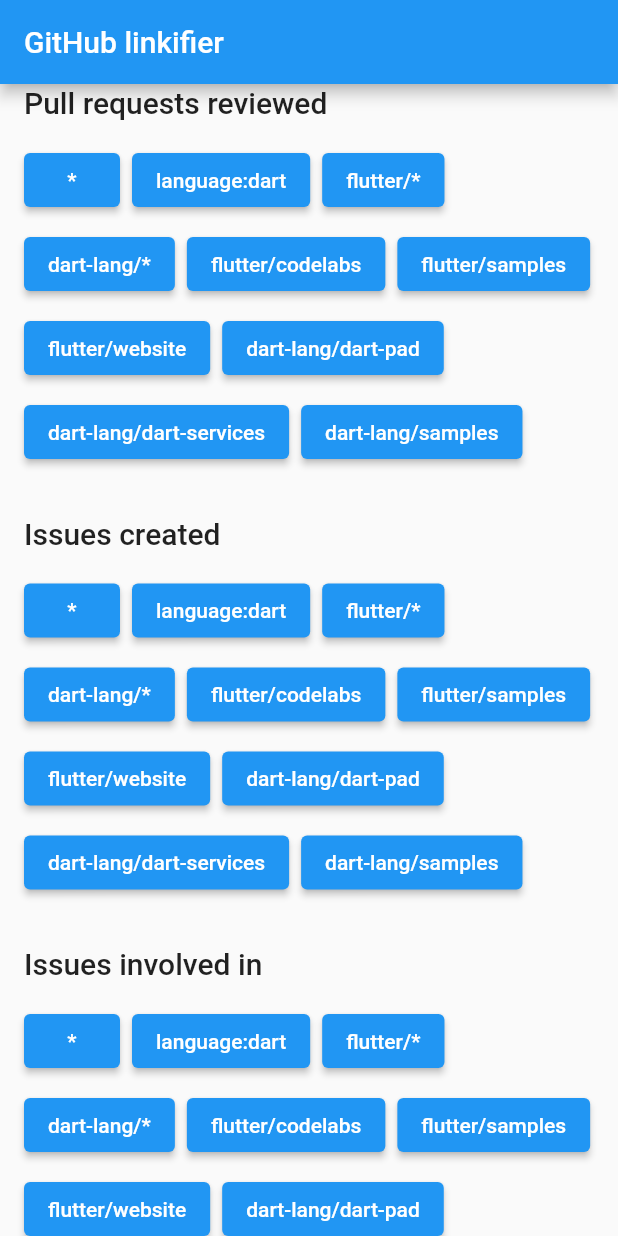
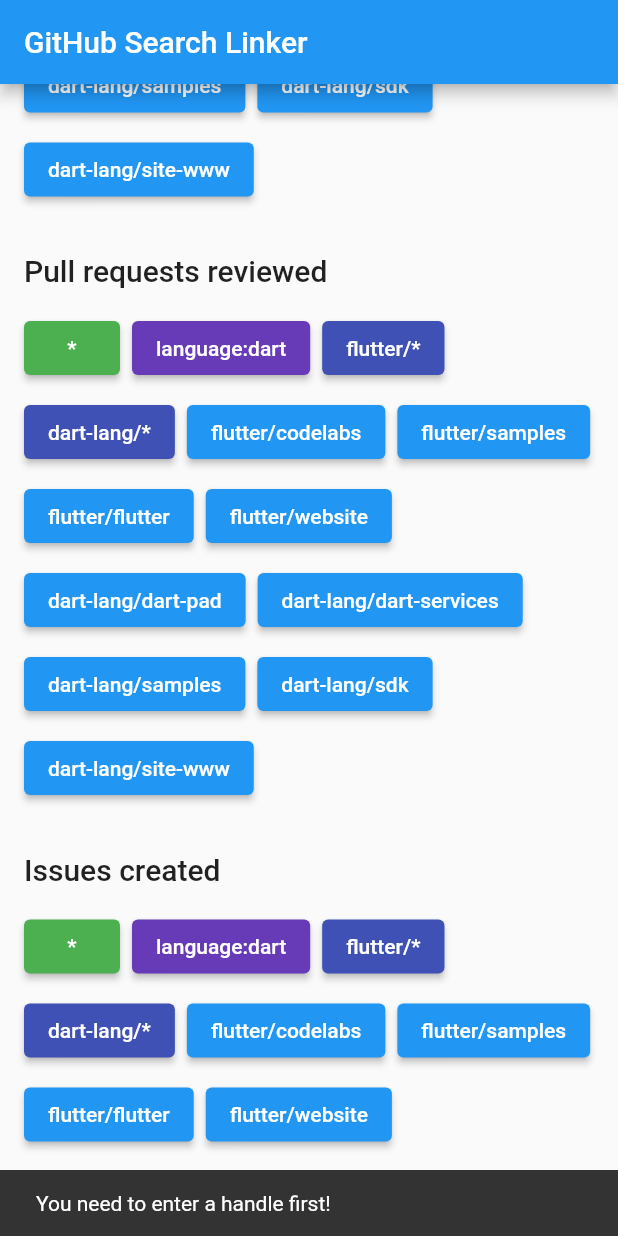
Before and after one commit to RedBrogdon/github_linker, a Flutter app: the screen it shows after launch, scrolled down 576 dp, after a tap on "dart-lang/samples", on a phone screen of 412 x 824 dp. Run offline on Flutter 3.47's test engine with Material 2 defaults, Android fonts, the phone set to English and light mode, and no system bars; our stand-ins replace shared_preferences.

Commit message:
Tweaking buttons and such

```diff
--- a/lib/main.dart
+++ b/lib/main.dart
@@ -6,7 +6,7 @@
 void main() {
   runApp(
     MaterialApp(
-      title: 'Flutter Demo',
+      title: 'GitHub search linker',
       home: GitHubLinksScreen(),
     ),
   );
@@ -44,19 +44,31 @@
     await prefs.setString('handle', handle);
   }
 
-  Future<void> _open(String url) async {
+  Future<void> _checkAndOpen(BuildContext context, String url) async {
+    if (_handleController.text.isEmpty) {
+      ScaffoldMessenger.of(context).showSnackBar(SnackBar(
+        content: Text('You need to enter a handle first!'),
+      ));
+    } else {
       if (await launcher.canLaunch(url)) {
         await launcher.launch(url);
+      } else {
+        ScaffoldMessenger.of(context).showSnackBar(SnackBar(
+          content: Text('Could not open link! :('),
+        ));
+      }
     }
   }
 
   List<Widget> _buildButtonSection(
-      String title, TextTheme textTheme, UrlBuilder buildUrl) {
+      String title, BuildContext context, UrlBuilder buildUrl) {
+    final theme = Theme.of(context);
+
     return [
       SizedBox(height: 32),
       Text(
         title,
-        style: textTheme.headline6,
+        style: theme.textTheme.headline6,
       ),
       SizedBox(height: 16),
       Wrap(
@@ -65,62 +77,96 @@
         children: [
           ElevatedButton(
             child: Text('*'),
-            onPressed: () =>
-                _open(buildUrl(_handleController.text, _startDate, _endDate)),
+            style: ElevatedButton.styleFrom(primary: Colors.green),
+            onPressed: () => _checkAndOpen(context,
+                buildUrl(_handleController.text, _startDate, _endDate)),
           ),
           ElevatedButton(
             child: Text('language:dart'),
-            onPressed: () => _open(buildUrl(
-                _handleController.text, _startDate, _endDate,
+            style: ElevatedButton.styleFrom(primary: Colors.deepPurple),
+            onPressed: () => _checkAndOpen(
+                context,
+                buildUrl(_handleController.text, _startDate, _endDate,
                     language: 'dart')),
           ),
           ElevatedButton(
             child: Text('flutter/*'),
-            onPressed: () => _open(buildUrl(
-                _handleController.text, _startDate, _endDate,
+            style: ElevatedButton.styleFrom(primary: Colors.indigo),
+            onPressed: () => _checkAndOpen(
+                context,
+                buildUrl(_handleController.text, _startDate, _endDate,
                     user: 'flutter')),
           ),
           ElevatedButton(
             child: Text('dart-lang/*'),
-            onPressed: () => _open(buildUrl(
-                _handleController.text, _startDate, _endDate,
+            style: ElevatedButton.styleFrom(primary: Colors.indigo),
+            onPressed: () => _checkAndOpen(
+                context,
+                buildUrl(_handleController.text, _startDate, _endDate,
                     user: 'dart-lang')),
           ),
           ElevatedButton(
             child: Text('flutter/codelabs'),
-            onPressed: () => _open(buildUrl(
-                _handleController.text, _startDate, _endDate,
+            onPressed: () => _checkAndOpen(
+                context,
+                buildUrl(_handleController.text, _startDate, _endDate,
                     user: 'flutter', repo: 'codelabs')),
           ),
           ElevatedButton(
             child: Text('flutter/samples'),
-            onPressed: () => _open(buildUrl(
-                _handleController.text, _startDate, _endDate,
+            onPressed: () => _checkAndOpen(
+                context,
+                buildUrl(_handleController.text, _startDate, _endDate,
                     user: 'flutter', repo: 'samples')),
           ),
           ElevatedButton(
+            child: Text('flutter/flutter'),
+            onPressed: () => _checkAndOpen(
+                context,
+                buildUrl(_handleController.text, _startDate, _endDate,
+                    user: 'flutter', repo: 'flutter')),
+          ),
+          ElevatedButton(
             child: Text('flutter/website'),
-            onPressed: () => _open(buildUrl(
-                _handleController.text, _startDate, _endDate,
+            onPressed: () => _checkAndOpen(
+                context,
+                buildUrl(_handleController.text, _startDate, _endDate,
                     user: 'flutter', repo: 'website')),
           ),
           ElevatedButton(
             child: Text('dart-lang/dart-pad'),
-            onPressed: () => _open(buildUrl(
-                _handleController.text, _startDate, _endDate,
+            onPressed: () => _checkAndOpen(
+                context,
+                buildUrl(_handleController.text, _startDate, _endDate,
                     user: 'dart-lang', repo: 'dart-pad')),
           ),
           ElevatedButton(
             child: Text('dart-lang/dart-services'),
-            onPressed: () => _open(buildUrl(
-                _handleController.text, _startDate, _endDate,
+            onPressed: () => _checkAndOpen(
+                context,
+                buildUrl(_handleController.text, _startDate, _endDate,
                     user: 'dart-lang', repo: 'dart-services')),
           ),
           ElevatedButton(
             child: Text('dart-lang/samples'),
-            onPressed: () => _open(buildUrl(
-                _handleController.text, _startDate, _endDate,
+            onPressed: () => _checkAndOpen(
+                context,
+                buildUrl(_handleController.text, _startDate, _endDate,
                     user: 'dart-lang', repo: 'samples')),
+          ),
+          ElevatedButton(
+            child: Text('dart-lang/sdk'),
+            onPressed: () => _checkAndOpen(
+                context,
+                buildUrl(_handleController.text, _startDate, _endDate,
+                    user: 'dart-lang', repo: 'sdk')),
+          ),
+          ElevatedButton(
+            child: Text('dart-lang/site-www'),
+            onPressed: () => _checkAndOpen(
+                context,
+                buildUrl(_handleController.text, _startDate, _endDate,
+                    user: 'dart-lang', repo: 'site-www')),
           ),
         ],
       ),
@@ -129,11 +175,11 @@
 
   @override
   Widget build(BuildContext context) {
-    final textTheme = Theme.of(context).textTheme;
+    final theme = Theme.of(context);
 
     return Scaffold(
       appBar: AppBar(
-        title: Text('GitHub linkifier'),
+        title: Text('GitHub Search Linker'),
       ),
       body: SingleChildScrollView(
         child: Padding(
@@ -143,7 +189,7 @@
             children: [
               Text(
                 'Your info',
-                style: textTheme.headline6,
+                style: theme.textTheme.headline6,
               ),
               SizedBox(height: 16),
               TextField(
@@ -170,7 +216,7 @@
                         padding: const EdgeInsets.all(8.0),
                         child: Text(
                           'Start date for perf:',
-                          style: textTheme.bodyText2?.makeBold(),
+                          style: theme.textTheme.bodyText2?.makeBold(),
                         ),
                       ),
                       Padding(
@@ -206,7 +252,7 @@
                         padding: const EdgeInsets.all(8.0),
                         child: Text(
                           'End date for perf:',
-                          style: textTheme.bodyText2?.makeBold(),
+                          style: theme.textTheme.bodyText2?.makeBold(),
                         ),
                       ),
                       Padding(
@@ -239,13 +285,13 @@
                 ],
               ),
               ..._buildButtonSection(
-                  'Pull requests merged', textTheme, UrlMaker.pullsMerged),
+                  'Pull requests merged', context, UrlMaker.pullsMerged),
               ..._buildButtonSection(
-                  'Pull requests reviewed', textTheme, UrlMaker.pullsReviewed),
+                  'Pull requests reviewed', context, UrlMaker.pullsReviewed),
               ..._buildButtonSection(
-                  'Issues created', textTheme, UrlMaker.issuesCreated),
+                  'Issues created', context, UrlMaker.issuesCreated),
               ..._buildButtonSection(
-                  'Issues involved in', textTheme, UrlMaker.issuesInvolved),
+                  'Issues involved in', context, UrlMaker.issuesInvolved),
             ],
           ),
         ),
@@ -267,6 +313,23 @@
   static final _formatter = DateFormat('yyyy-MM-dd');
   static const _base = 'https://github.com';
 
+  static String addCommonFilters(
+      String url, String? language, String? user, String? repo) {
+    final sb = StringBuffer(url);
+
+    if (user != null && repo != null) {
+      sb.write('repo%3A$user%2F$repo');
+    } else if (user != null) {
+      sb.write('user%3A$user');
+    }
+
+    if (language != null) {
+      sb.write('language%3A$language+)');
+    }
+
+    return sb.toString();
+  }
+
   static String pullsMerged(
     String handle,
     DateTime start,
@@ -275,21 +338,10 @@
     String? user,
     String? repo,
   }) {
-    String url = '$_base/pulls?q=is%3Apr+author%3A$handle+'
+    var url = '$_base/pulls?q=is%3Apr+author%3A$handle+'
         'merged%3A${_formatter.format(start)}..'
         '${_formatter.format(end)}+is%3Aclosed+';
-
-    if (user != null && repo != null) {
-      url += 'repo%3A$user%2F$repo';
-    } else if (user != null) {
-      url += 'user%3A$user';
-    }
-
-    if (language != null) {
-      url += 'language%3A$language+';
-    }
-
-    return url;
+    return addCommonFilters(url, language, user, repo);
   }
 
   static String pullsReviewed(
@@ -300,21 +352,10 @@
     String? user,
     String? repo,
   }) {
-    String url = '$_base/pulls?q=is%3Apr+reviewed-by%3A$handle+'
+    var url = '$_base/pulls?q=is%3Apr+reviewed-by%3A$handle+'
         'merged%3A${_formatter.format(start)}..'
         '${_formatter.format(end)}+is%3Aclosed+';
-
-    if (user != null && repo != null) {
-      url += 'repo%3A$user%2F$repo';
-    } else if (user != null) {
-      url += 'user%3A$user';
-    }
-
-    if (language != null) {
-      url += 'language%3A$language+';
-    }
-
-    return url;
+    return addCommonFilters(url, language, user, repo);
   }
 
   static String issuesCreated(
@@ -325,21 +366,10 @@
     String? user,
     String? repo,
   }) {
-    String url = '$_base/issues?q=is%3Aissue+author%3A$handle+'
+    var url = '$_base/issues?q=is%3Aissue+author%3A$handle+'
         'created%3A${_formatter.format(start)}..'
         '${_formatter.format(end)}+';
-
-    if (user != null && repo != null) {
-      url += 'repo%3A$user%2F$repo';
-    } else if (user != null) {
-      url += 'user%3A$user';
-    }
-
-    if (language != null) {
-      url += 'language%3A$language+';
-    }
-
-    return url;
+    return addCommonFilters(url, language, user, repo);
   }
 
   static String issuesInvolved(
@@ -350,20 +380,9 @@
     String? user,
     String? repo,
   }) {
-    String url = '$_base/issues?q=is%3Aissue+involves%3A$handle+'
+    var url = '$_base/issues?q=is%3Aissue+involves%3A$handle+'
         'updated%3A${_formatter.format(start)}..'
         '${_formatter.format(end)}+';
-
-    if (user != null && repo != null) {
-      url += 'repo%3A$user%2F$repo';
-    } else if (user != null) {
-      url += 'user%3A$user';
-    }
-
-    if (language != null) {
-      url += 'language%3A$language+';
-    }
-
-    return url;
+    return addCommonFilters(url, language, user, repo);
   }
 }
--- a/pubspec.yaml
+++ b/pubspec.yaml
@@ -1,5 +1,5 @@
 name: github_linker
-description: A new Flutter project.
+description: A simple app that creates GitHub search URLs.
 publish_to: 'none' # Remove this line if you wish to publish to pub.dev
 version: 1.0.0+1
 
```
Lines whose indentation alone changed are shown as unchanged.
